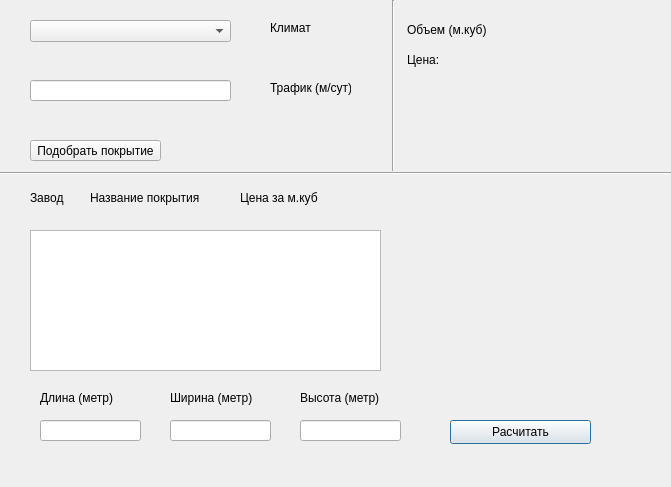
Before: the Qt Designer form ui/dialogs/dlg_calc.ui in onel6un/asphprod, drawn with Qt 5.
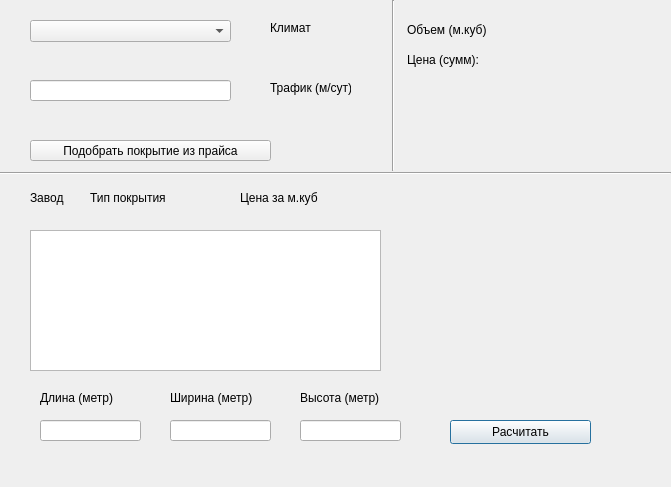
After: the same form once the commit is applied.

What changed in the file:
```diff
--- a/ui/dialogs/dlg_calc.ui
+++ b/ui/dialogs/dlg_calc.ui
@@ -61,12 +61,12 @@
     <rect>
      <x>30</x>
      <y>140</y>
-     <width>131</width>
+     <width>241</width>
      <height>21</height>
     </rect>
    </property>
    <property name="text">
-    <string>Подобрать покрытие</string>
+    <string>Подобрать покрытие из прайса</string>
    </property>
   </widget>
   <widget class="QLineEdit" name="inpHght">
@@ -200,7 +200,7 @@
     </rect>
    </property>
    <property name="text">
-    <string>Цена:</string>
+    <string>Цена (сумм):</string>
    </property>
   </widget>
   <widget class="QLabel" name="lbCost">
@@ -265,7 +265,7 @@
     </rect>
    </property>
    <property name="text">
-    <string>Название покрытия</string>
+    <string>Тип покрытия</string>
    </property>
   </widget>
   <widget class="QLabel" name="label_10">
```
